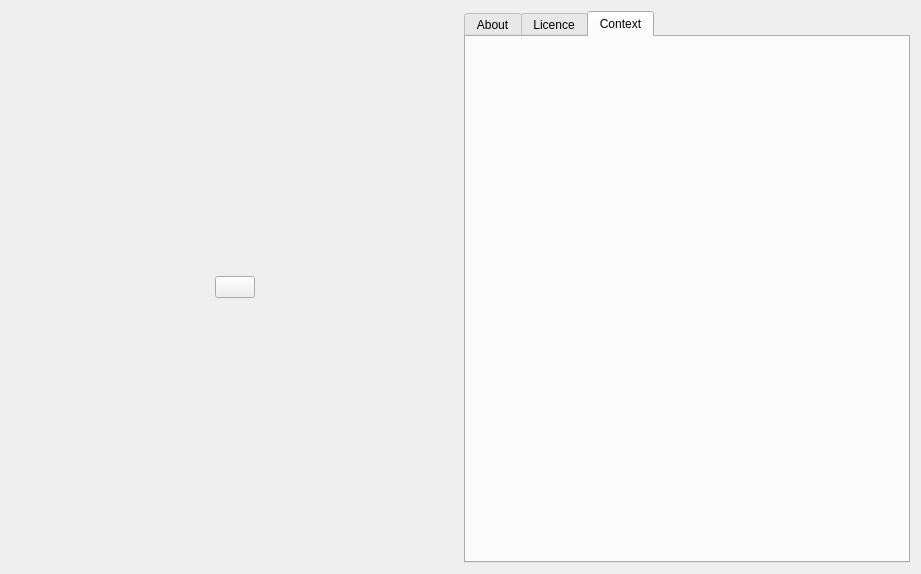
First picture: the form in GrayCatQt/main/CatAbout.ui, repository graycatya/CatLearnQt, before the edit.
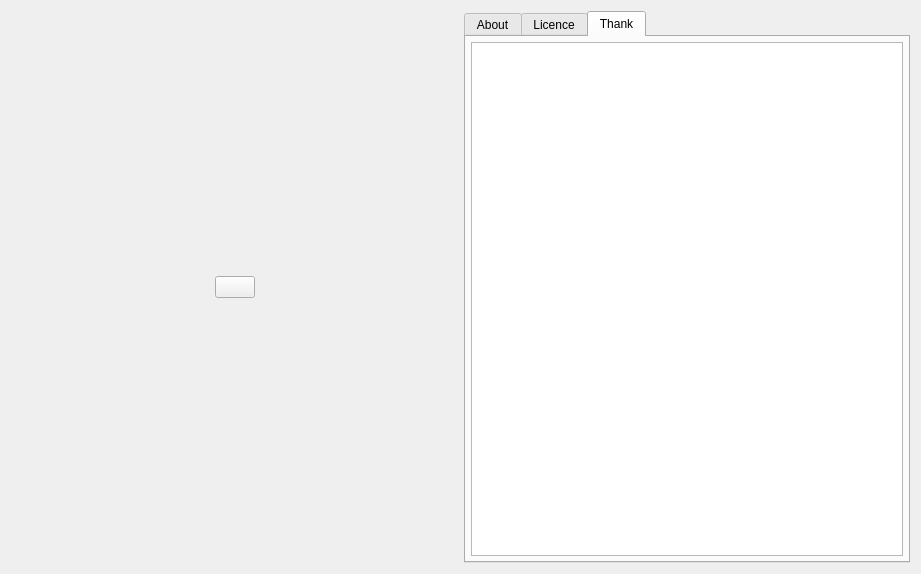
Second picture: the form after the edit. The open tabs and pages were chosen to show the change.

Commit message: 更新thank页面

```diff
--- a/GrayCatQt/main/CatAbout.ui
+++ b/GrayCatQt/main/CatAbout.ui
@@ -422,8 +422,45 @@
      </widget>
      <widget class="QWidget" name="ContextWidget">
       <attribute name="title">
-       <string>Context</string>
+       <string>Thank</string>
       </attribute>
+      <layout class="QVBoxLayout" name="verticalLayout_4">
+       <property name="leftMargin">
+        <number>5</number>
+       </property>
+       <property name="topMargin">
+        <number>5</number>
+       </property>
+       <property name="rightMargin">
+        <number>5</number>
+       </property>
+       <property name="bottomMargin">
+        <number>5</number>
+       </property>
+       <item>
+        <widget class="QTextBrowser" name="ThankTextBrowser">
+         <property name="toolTip">
+          <string notr="true"/>
+         </property>
+         <property name="statusTip">
+          <string notr="true"/>
+         </property>
+         <property name="whatsThis">
+          <string notr="true"/>
+         </property>
+         <property name="markdown">
+          <string notr="true"/>
+         </property>
+         <property name="html">
+          <string notr="true">&lt;!DOCTYPE HTML PUBLIC &quot;-//W3C//DTD HTML 4.0//EN&quot; &quot;http://www.w3.org/TR/REC-html40/strict.dtd&quot;&gt;
+&lt;html&gt;&lt;head&gt;&lt;meta name=&quot;qrichtext&quot; content=&quot;1&quot; /&gt;&lt;style type=&quot;text/css&quot;&gt;
+p, li { white-space: pre-wrap; }
+&lt;/style&gt;&lt;/head&gt;&lt;body style=&quot; font-family:'Ubuntu'; font-size:11pt; font-weight:400; font-style:normal;&quot;&gt;
+&lt;p style=&quot;-qt-paragraph-type:empty; margin-top:0px; margin-bottom:0px; margin-left:0px; margin-right:0px; -qt-block-indent:0; text-indent:0px;&quot;&gt;&lt;br /&gt;&lt;/p&gt;&lt;/body&gt;&lt;/html&gt;</string>
+         </property>
+        </widget>
+       </item>
+      </layout>
      </widget>
     </widget>
    </item>
```
Left out of the diff: 7 changed lines with no effect on the pictures. The commit also changes 12 other files.
